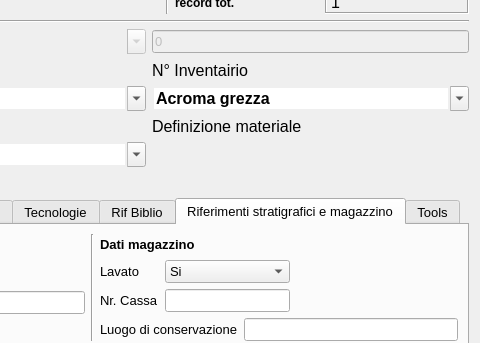
First picture: the form in pyarchinit/modules/gui/pyarchinit_inventario_reperti_ui.ui, repository mandoluca/pyarchinit_beta_test, before the edit; both pictures show x 217 to 697 and y 114 to 457 of the 697 by 644 pixel window.
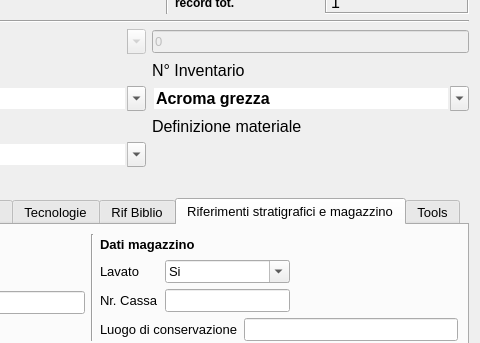
Second picture: the form after the edit. The open tabs and pages were chosen to show the change. Icons and pictures are not drawn.

Commit message: Commenti e modifica gui dei reperti

```diff
--- a/pyarchinit/modules/gui/pyarchinit_inventario_reperti_ui.ui
+++ b/pyarchinit/modules/gui/pyarchinit_inventario_reperti_ui.ui
@@ -613,7 +613,7 @@
             </font>
            </property>
            <property name="text">
-            <string>N° Inventairio</string>
+            <string>N° Inventario</string>
            </property>
           </widget>
          </item>
@@ -1567,6 +1567,9 @@
              </item>
              <item row="1" column="2">
               <widget class="QComboBox" name="comboBox_lavato">
+               <property name="editable">
+                <bool>true</bool>
+               </property>
                <item>
                 <property name="text">
                  <string>Si</string>
```
The commit also changes 6 other files.
